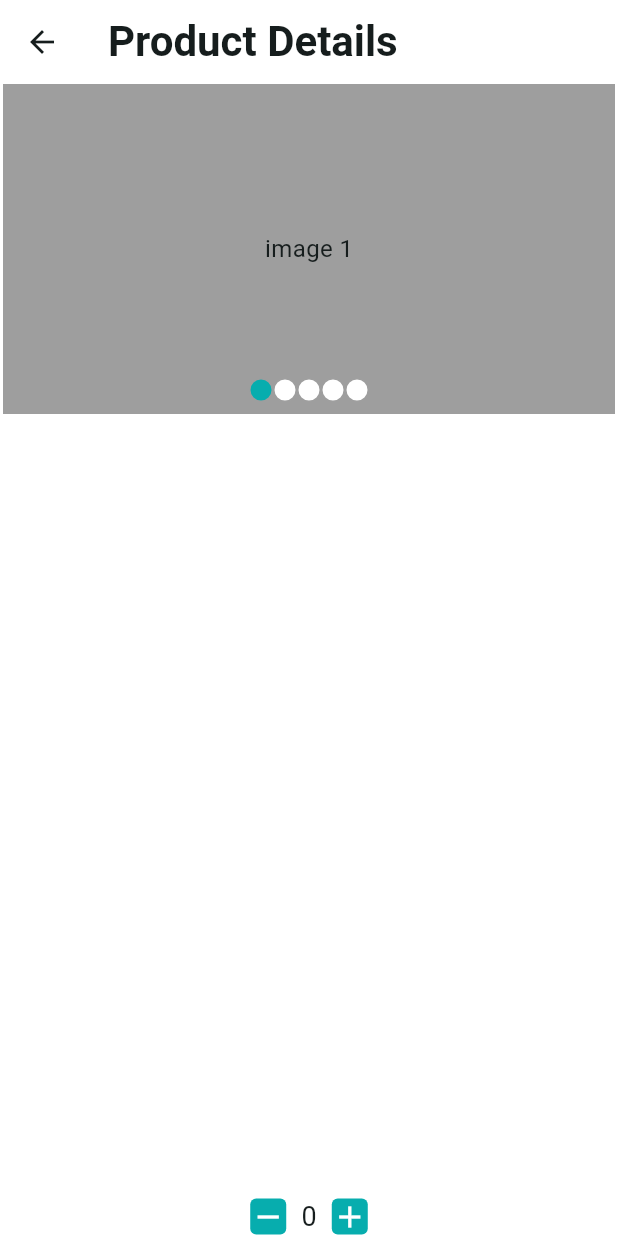
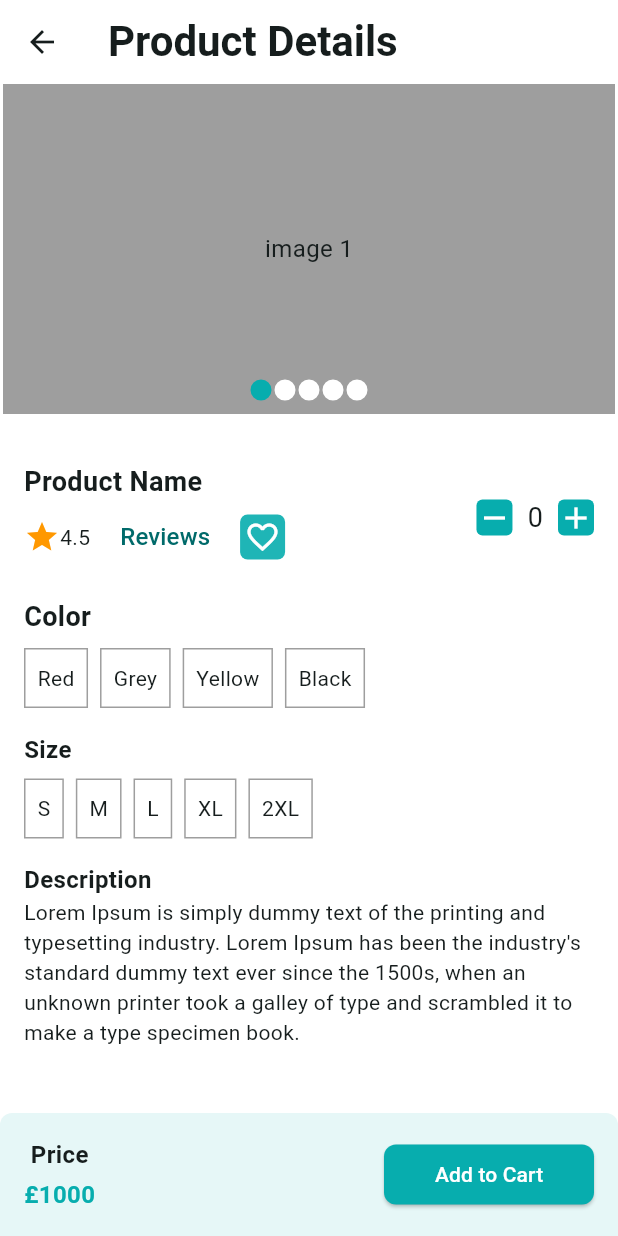
Before and after one commit to wahiduzzamanbappy/crafty_bay, a Flutter app: the ProductDetailsScreen screen opened directly, on a phone screen of 412 x 824 dp. Run offline on Flutter 3.47's test engine with Material 3 defaults, Android fonts, the phone set to English and light mode, and no system bars; drawn by our look-alikes of carousel_slider; our stand-ins replace flutter_svg, get; generated files the repository leaves out were written again.

Commit message:
Product detail screens and API integrated

```diff
--- a/lib/features/products/ui/screens/product_details_screen.dart
+++ b/lib/features/products/ui/screens/product_details_screen.dart
@@ -1,7 +1,9 @@
+import 'package:crafty_bay/app/app_color.dart';
 import 'package:crafty_bay/features/products/ui/widget/product_image_carousel_slider.dart';
 import 'package:flutter/material.dart';
-
+import '../widget/colors_picker.dart';
 import '../widget/product_increment_decrement_counter.dart';
+import '../widget/sizes_picker.dart';
 
 class ProductDetailsScreen extends StatefulWidget {
   const ProductDetailsScreen({super.key});
@@ -21,10 +23,145 @@ class _ProductDetailsScreenState extends State<ProductDetailsScreen> {
       ),
       body: Column(
         children: [
-          ProductImageCarouselSlider(),
-          Expanded(child: Column()),
-          ProductIncrementDecrementCounter(),
+          Expanded(
+            child: SingleChildScrollView(
+              child: Column(
+                children: [
+                  ProductImageCarouselSlider(),
+                  const SizedBox(
+                    height: 16,
+                  ),
+                  Padding(
+                    padding: const EdgeInsets.all(16.0),
+                    child: Column(
+                      crossAxisAlignment: CrossAxisAlignment.start,
+                      children: [
+                        Row(
+                          children: [
+                            Expanded(
+                              child: Column(
+                                crossAxisAlignment: CrossAxisAlignment.start,
+                                children: [
+                                  Text(
+                                    'Product Name',
+                                    style: TextStyle(
+                                        fontWeight: FontWeight.w600,
+                                        fontSize: 18),
+                                  ),
+                                  Row(
+                                    children: [
+                                      Icon(
+                                        Icons.star,
+                                        color: Colors.orange,
+                                      ),
+                                      Text('4.5'),
+                                      const SizedBox(
+                                        width: 8,
+                                      ),
+                                      TextButton(
+                                        onPressed: () {},
+                                        child: Text(
+                                          'Reviews',
+                                          style: TextStyle(fontSize: 16),
+                                        ),
+                                      ),
+                                      const SizedBox(
+                                        width: 8,
+                                      ),
+                                      Container(
+                                        padding: EdgeInsets.all(3),
+                                        decoration: BoxDecoration(
+                                            color: AppColors.themeColor
+                                                .withOpacity(0.9),
+                                            borderRadius:
+                                                BorderRadius.circular(5)),
+                                        child: Icon(
+                                          Icons.favorite_border,
+                                          color: Colors.white,
+                                        ),
+                                      )
+                                    ],
+                                  ),
+                                ],
+                              ),
+                            ),
+                            ProductIncrementDecrementCounter(),
+                          ],
+                        ),
+                        const SizedBox(height: 16),
+                        ColorsPicker(
+                          color: ['Red', 'Grey', 'Yellow', 'Black'],
+                          onChange: (selectedColor) {},
+                        ),
+                        const SizedBox(height: 16),
+                        SizesPicker(
+                          size: ['S', 'M', 'L', 'XL', '2XL'],
+                          onChange: (selectedSize) {},
+                        ),
+                        const SizedBox(height: 16),
+                        Text(
+                          'Description',
+                          style: TextStyle(
+                              fontSize: 16, fontWeight: FontWeight.w600),
+                        ),
+                        Text(
+                          "Lorem Ipsum is simply dummy text of the printing and "
+                              "typesetting industry. Lorem Ipsum has been the industry's "
+                              "standard dummy text ever since the 1500s, when an unknown "
+                              "printer took a galley of type and scrambled it to make a "
+                              "type specimen book.",
+                        ),
+                      ],
+                    ),
+                  ),
+                ],
+              ),
+            ),
+          ),
+          _buildPriceAndAddToCartSection(),
+        ],
+      ),
+    );
+  }
 
+  Widget _buildPriceAndAddToCartSection() {
+    return Container(
+      padding: EdgeInsets.all(16),
+      decoration: BoxDecoration(
+        color: AppColors.themeColor.withOpacity(0.1),
+        borderRadius: BorderRadius.only(
+          topRight: Radius.circular(8),
+          topLeft: Radius.circular(8),
+        ),
+      ),
+      child: Row(
+        mainAxisAlignment: MainAxisAlignment.spaceBetween,
+        children: [
+          Column(
+            children: [
+              Text(
+                'Price',
+                style: TextStyle(fontSize: 16, fontWeight: FontWeight.w600),
+              ),
+              const SizedBox(
+                height: 4,
+              ),
+              Text(
+                '£1000',
+                style: TextStyle(
+                    fontSize: 16,
+                    fontWeight: FontWeight.w600,
+                    color: AppColors.themeColor),
+              ),
+            ],
+          ),
+          SizedBox(
+            width: 140,
+            child: ElevatedButton(
+              onPressed: () {},
+              child: Text('Add to Cart'),
+            ),
+          ),
         ],
       ),
     );
--- /dev/null
+++ b/lib/features/products/ui/widget/colors_picker.dart
@@ -0,0 +1,64 @@
+import 'package:crafty_bay/app/app_color.dart';
+import 'package:flutter/material.dart';
+
+class ColorsPicker extends StatefulWidget {
+  const ColorsPicker({super.key, required this.color, required this.onChange});
+
+  final List<String> color;
+  final Function(String) onChange;
+
+  @override
+  State<ColorsPicker> createState() => _ColorsPickerState();
+}
+
+class _ColorsPickerState extends State<ColorsPicker> {
+  String? selectedColor;
+
+  @override
+  Widget build(BuildContext context) {
+    return Column(
+      crossAxisAlignment: CrossAxisAlignment.start,
+      children: [
+        Text(
+          'Color',
+          style: TextStyle(fontSize: 18, fontWeight: FontWeight.w600),
+        ),
+        const SizedBox(
+          height: 8,
+        ),
+        SizedBox(
+          height: 40,
+          child: ListView.builder(
+            scrollDirection: Axis.horizontal,
+            itemCount: widget.color.length,
+            itemBuilder: (context, index) {
+              String color = widget.color[index];
+              return GestureDetector(
+                onTap: () {
+                  selectedColor = color;
+                  setState(() {});
+                },
+                child: Container(
+                  height: 40,
+                  decoration: BoxDecoration(
+                    border: Border.all(color: Colors.grey),
+                    color: selectedColor == color ? AppColors.themeColor : null,
+                  ),
+                  padding: EdgeInsets.symmetric(horizontal: 8),
+                  margin: EdgeInsets.only(right: 8),
+                  alignment: Alignment.center,
+                  child: Text(
+                    color,
+                    style: TextStyle(
+                      color: selectedColor == color ? Colors.white : null,
+                    ),
+                  ),
+                ),
+              );
+            },
+          ),
+        ),
+      ],
+    );
+  }
+}
--- /dev/null
+++ b/lib/features/products/ui/widget/sizes_picker.dart
@@ -0,0 +1,64 @@
+import 'package:crafty_bay/app/app_color.dart';
+import 'package:flutter/material.dart';
+
+class SizesPicker extends StatefulWidget {
+  const SizesPicker({super.key, required this.size, required this.onChange});
+
+  final List<String> size;
+  final Function(String) onChange;
+
+  @override
+  State<SizesPicker> createState() => _SizesPickerState();
+}
+
+class _SizesPickerState extends State<SizesPicker> {
+  String? selectedSize;
+
+  @override
+  Widget build(BuildContext context) {
+    return Column(
+      crossAxisAlignment: CrossAxisAlignment.start,
+      children: [
+        Text(
+          'Size',
+          style: TextStyle(fontSize: 16, fontWeight: FontWeight.w600),
+        ),
+        const SizedBox(
+          height: 8,
+        ),
+        SizedBox(
+          height: 40,
+          child: ListView.builder(
+            scrollDirection: Axis.horizontal,
+            itemCount: widget.size.length,
+            itemBuilder: (context, index) {
+              String color = widget.size[index];
+              return GestureDetector(
+                onTap: () {
+                  selectedSize = color;
+                  setState(() {});
+                },
+                child: Container(
+                  height: 40,
+                  decoration: BoxDecoration(
+                    border: Border.all(color: Colors.grey),
+                    color: selectedSize == color ? AppColors.themeColor : null,
+                  ),
+                  padding: EdgeInsets.symmetric(horizontal: 8),
+                  margin: EdgeInsets.only(right: 8),
+                  alignment: Alignment.center,
+                  child: Text(
+                    color,
+                    style: TextStyle(
+                      color: selectedSize == color ? Colors.white : null,
+                    ),
+                  ),
+                ),
+              );
+            },
+          ),
+        ),
+      ],
+    );
+  }
+}
```
